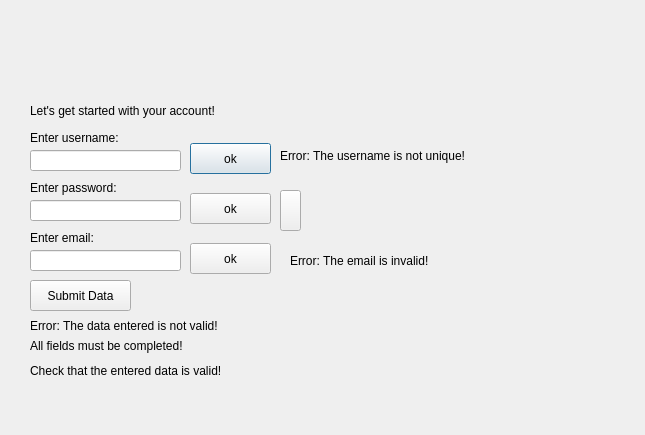
Qt form Triviador/Triviador/Register.ui (AndreiAndreea/TriviadorMCpp) before a commit.
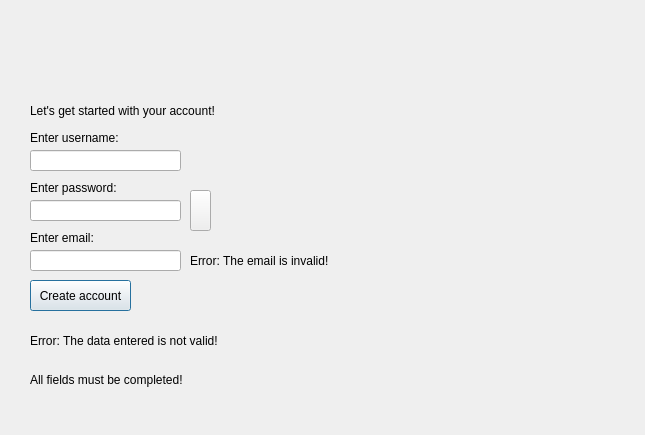
The same form after that commit.

Commit message: Removed "ok" buttons and added instead an implementation to take the input from the line edits, when the "Create account" button is pressed. Added an implementation for adding a new account into the database. Added a new constructor in Player class.

What changed in the file:
```diff
--- a/Triviador/Triviador/Register.ui
+++ b/Triviador/Triviador/Register.ui
@@ -95,58 +95,6 @@
     </rect>
    </property>
   </widget>
-  <widget class="QPushButton" name="usernamePushButton">
-   <property name="geometry">
-    <rect>
-     <x>190</x>
-     <y>143</y>
-     <width>81</width>
-     <height>31</height>
-    </rect>
-   </property>
-   <property name="text">
-    <string>ok</string>
-   </property>
-  </widget>
-  <widget class="QPushButton" name="passwordPushButton">
-   <property name="geometry">
-    <rect>
-     <x>190</x>
-     <y>193</y>
-     <width>81</width>
-     <height>31</height>
-    </rect>
-   </property>
-   <property name="text">
-    <string>ok</string>
-   </property>
-  </widget>
-  <widget class="QPushButton" name="emailPushButton">
-   <property name="geometry">
-    <rect>
-     <x>190</x>
-     <y>243</y>
-     <width>81</width>
-     <height>31</height>
-    </rect>
-   </property>
-   <property name="text">
-    <string>ok</string>
-   </property>
-  </widget>
-  <widget class="QLabel" name="usernameErrorLabel">
-   <property name="geometry">
-    <rect>
-     <x>280</x>
-     <y>145</y>
-     <width>211</width>
-     <height>21</height>
-    </rect>
-   </property>
-   <property name="text">
-    <string>Error: The username is not unique!</string>
-   </property>
-  </widget>
   <widget class="QPushButton" name="submitDataPushButton">
    <property name="geometry">
     <rect>
@@ -157,7 +105,7 @@
     </rect>
    </property>
    <property name="text">
-    <string>Submit Data</string>
+    <string>Create account</string>
    </property>
   </widget>
   <widget class="QLabel" name="submitDataErrorLabel">
@@ -166,18 +114,21 @@
      <x>30</x>
      <y>315</y>
      <width>221</width>
-     <height>21</height>
+     <height>51</height>
     </rect>
    </property>
    <property name="text">
     <string>Error: The data entered is not valid!</string>
    </property>
+   <property name="wordWrap">
+    <bool>true</bool>
+   </property>
   </widget>
   <widget class="QLabel" name="incompleteFieldsErrorLabel">
    <property name="geometry">
     <rect>
      <x>30</x>
-     <y>336</y>
+     <y>370</y>
      <width>211</width>
      <height>20</height>
     </rect>
@@ -186,23 +137,10 @@
     <string>All fields must be completed!</string>
    </property>
   </widget>
-  <widget class="QLabel" name="invalidDataErrorLabel">
-   <property name="geometry">
-    <rect>
-     <x>30</x>
-     <y>360</y>
-     <width>231</width>
-     <height>21</height>
-    </rect>
-   </property>
-   <property name="text">
-    <string>Check that the entered data is valid!</string>
-   </property>
-  </widget>
   <widget class="QLabel" name="emailErrorLabel">
    <property name="geometry">
     <rect>
-     <x>290</x>
+     <x>190</x>
      <y>250</y>
      <width>191</width>
      <height>21</height>
@@ -215,7 +153,7 @@
   <widget class="QPushButton" name="displayPasswordPushButton">
    <property name="geometry">
     <rect>
-     <x>280</x>
+     <x>190</x>
      <y>190</y>
      <width>21</width>
      <height>41</height>
```
The commit also changes 13 other files.
